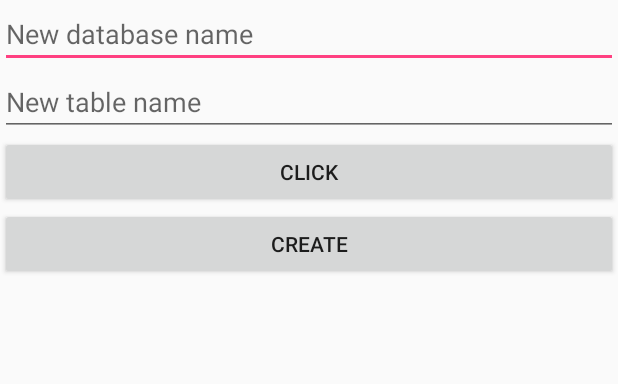
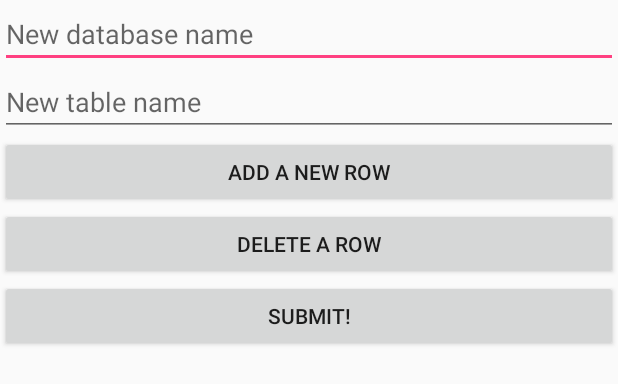
Before and after one commit to Anjali-Pai/GISDbAPP, an Android app: the layout content_create_a_project.xml on its own in the app's theme, with its tools: preview values and no code run, on a phone screen of 412 x 824 dp. Shown: the top 384 px of the screen. Run offline under Robolectric (Android 15) with nearby library versions, the phone set to English and light mode, and no system bars.

Commit message:
improve ui and code

```diff
--- a/app/src/main/AndroidManifest.xml
+++ b/app/src/main/AndroidManifest.xml
@@ -27,7 +27,7 @@
             </intent-filter>
         </activity>
         <activity
-            android:name=".CreateProjectsActivity"
+            android:name=".CreateAProjectActivity"
             android:label="@string/app_name"
             android:parentActivityName=".StartActivity"
             android:theme="@style/AppTheme.NoActionBar">
--- a/app/src/main/java/com/example/xuxin/databasedemo/StartActivity.java
+++ b/app/src/main/java/com/example/xuxin/databasedemo/StartActivity.java
@@ -70,6 +70,7 @@ public class StartActivity extends AppCompatActivity {
  *      use: in main table: field name: city, type: geog data => link to a table, (PK,FK), maintable.city.name = geogdata.name, which is
  *      set by algs and lat/long is set from users, input or by touching map to get values
  * todo: ready to rebuild the projects and UI
+ * todo: Internal data leak within a DataBuffer object...
  */
 
 /***
@@ -87,3 +88,7 @@ public class StartActivity extends AppCompatActivity {
  *  Add pic...
  *  ...
  */
+
+/**TODO QUESTIONS*
+ * 1. http://stackoverflow.com/questions/32878888/android-idea-misc-xmls-languagelevel-tag-keeps-changing-jdks
+ */
--- a/app/src/main/res/layout/content_create_a_project.xml
+++ b/app/src/main/res/layout/content_create_a_project.xml
@@ -32,11 +32,16 @@
             android:id="@+id/create_a_project_addBt"
             android:layout_width="match_parent"
             android:layout_height="wrap_content"
-            android:text="@string/TestClick"/>
+            android:text="@string/create_a_project_addARow"/>
+        <Button
+            android:id="@+id/create_a_project_delBt"
+            android:layout_width="match_parent"
+            android:layout_height="wrap_content"
+            android:text="@string/create_a_project_delARow"/>
         <Button
             android:id="@+id/create_a_project_submitBt"
             android:layout_width="match_parent"
             android:layout_height="wrap_content"
-            android:text="@string/ClickToCreate"/>
+            android:text="@string/create_a_project_submit"/>
     </LinearLayout>
 </ScrollView>
--- a/app/src/main/res/values/strings.xml
+++ b/app/src/main/res/values/strings.xml
@@ -130,6 +130,12 @@
     <string name="start_read_existed_projects">Read Projects</string>
     <string name="create_a_project_createDb">New database name</string>
     <string name="create_a_project_createTable">New table name</string>
+    <string name="create_a_project_submit">Submit!</string>
+    <string name="create_a_project_addARow">Add A New Row</string>
+    <string name="create_a_project_fieldName">Field Name</string>
+    <string name="create_a_project_isGeogData">Is Geog Data?</string>
+    <string name="create_a_project_fieldType">Field Type</string>
+    <string name="create_a_project_delARow">Delete A Row</string>
     <string-array name="data_types">
         <item>Int</item>
         <item>Varchar</item>
```
Also changed, not shown: app/build.gradle (+6 -2 lines), app/src/main/java/com/example/xuxin/databasedemo/CreateAProjectActivity.java (+69 -26 lines).
